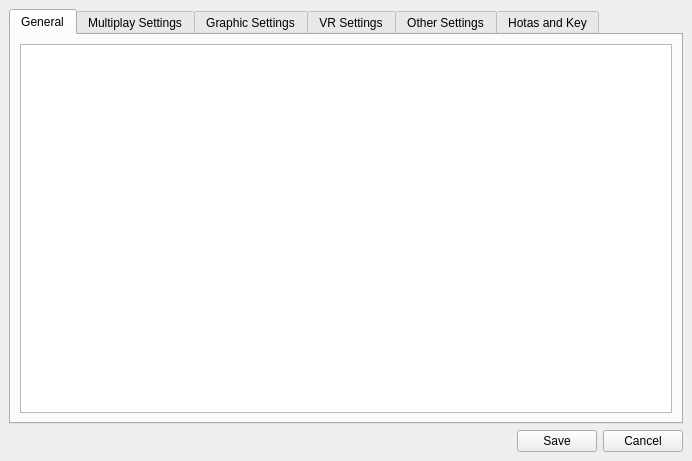
The window that mainwindow.ui (scplo2753/Falcon-Bms-Configure-Editor) describes before a commit, drawn with Qt 5.
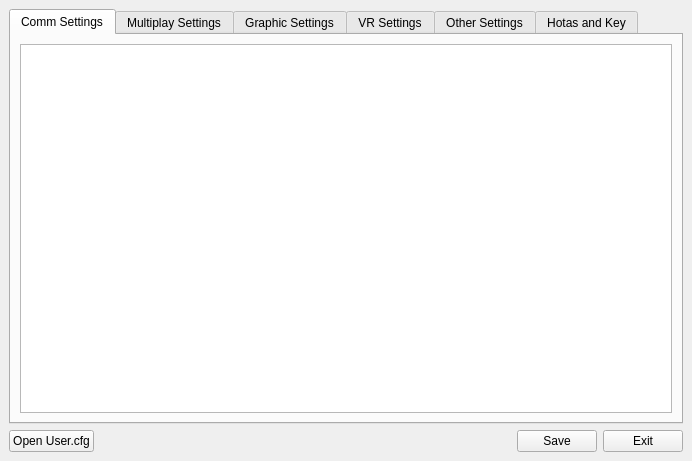
The same window after the commit. The open tabs and pages were chosen to show the change.

Commit message: implementation of User.cfg parse

The edit to the form file:
```diff
--- a/mainwindow.ui
+++ b/mainwindow.ui
@@ -15,14 +15,21 @@
   </property>
   <widget class="QWidget" name="centralwidget">
    <layout class="QGridLayout" name="gridLayout">
-    <item row="2" column="1">
+    <item row="3" column="3">
+     <widget class="QPushButton" name="pushButton_Cancel">
+      <property name="text">
+       <string>Exit</string>
+      </property>
+     </widget>
+    </item>
+    <item row="3" column="2">
      <widget class="QPushButton" name="pushButton_OK">
       <property name="text">
        <string>Save</string>
       </property>
      </widget>
     </item>
-    <item row="2" column="0">
+    <item row="3" column="1">
      <spacer name="horizontalSpacer">
       <property name="orientation">
        <enum>Qt::Orientation::Horizontal</enum>
@@ -35,14 +42,14 @@
       </property>
      </spacer>
     </item>
-    <item row="2" column="2">
-     <widget class="QPushButton" name="pushButton_Cancel">
+    <item row="3" column="0">
+     <widget class="QPushButton" name="pushButton_OpenCfg">
       <property name="text">
-       <string>Cancel</string>
+       <string>Open User.cfg</string>
       </property>
      </widget>
     </item>
-    <item row="0" column="0" colspan="3">
+    <item row="0" column="0" colspan="4">
      <widget class="QTabWidget" name="tabWidget">
       <property name="locale">
        <locale language="English" country="UnitedStates"/>
@@ -55,7 +62,7 @@
       </property>
       <widget class="QWidget" name="tab_Comm">
        <attribute name="title">
-        <string>General</string>
+        <string>Comm Settings</string>
        </attribute>
        <layout class="QGridLayout" name="gridLayout_2">
         <item row="0" column="0">
```
Left out of the diff: 2 changed lines with no effect on the pictures. The commit also changes 11 other files.
